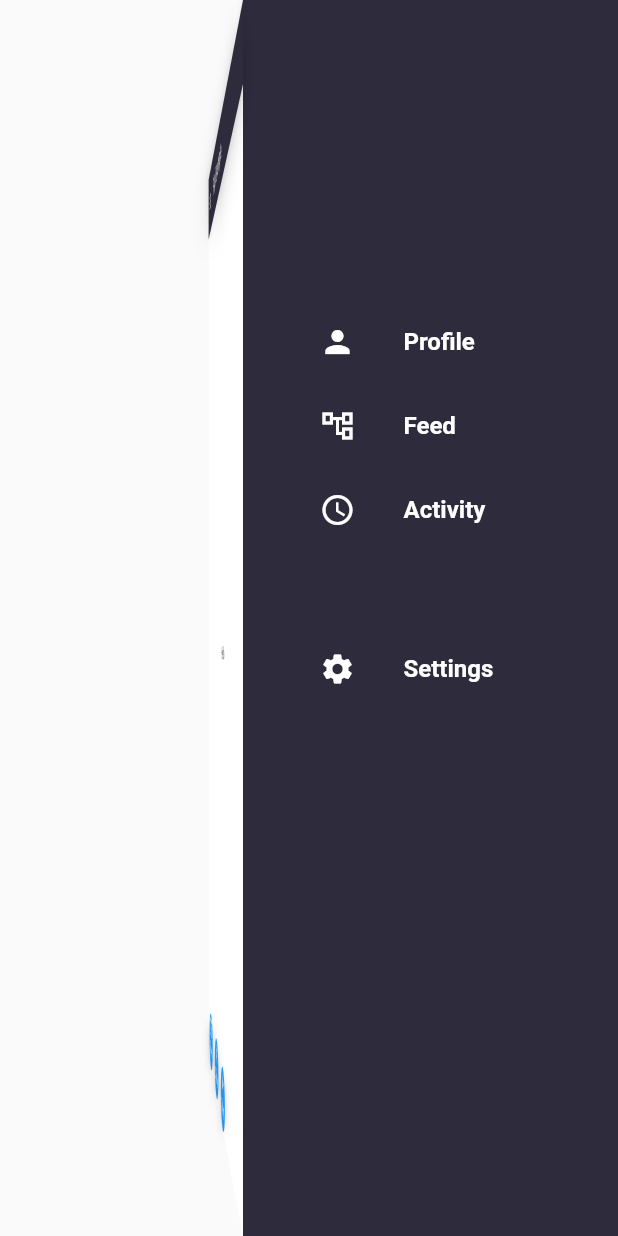
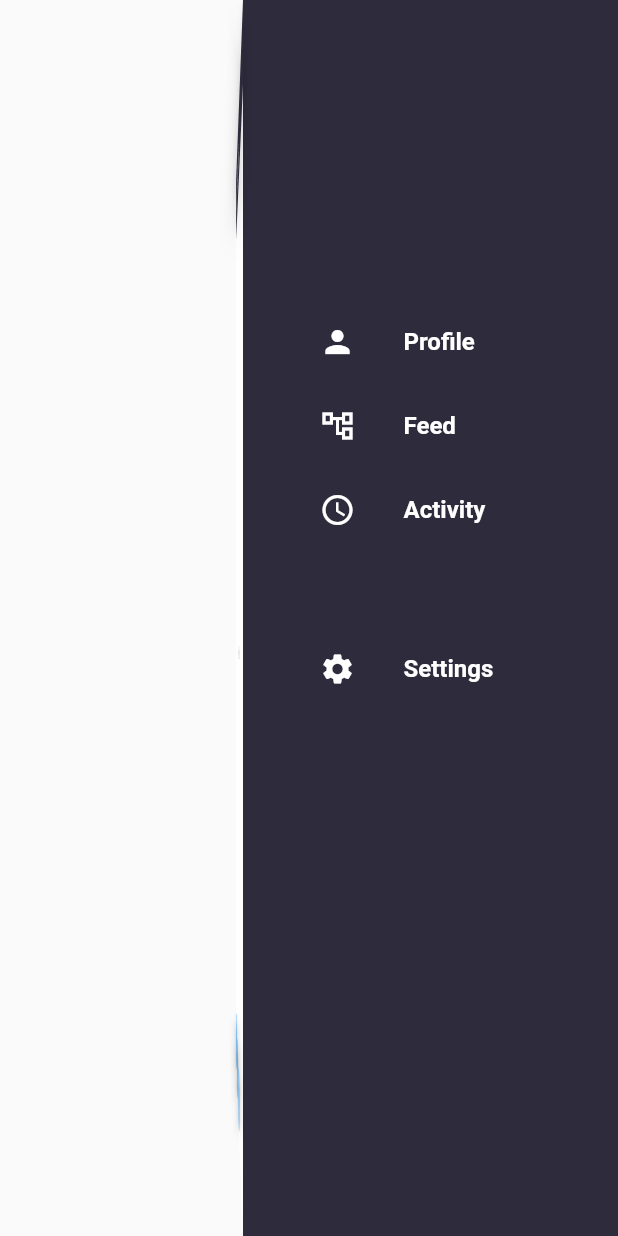
Before and after one commit to TKMonkey/tale_drawer, a Flutter app: the FlipExamplePage screen opened directly, on a phone screen of 412 x 824 dp. Run offline on Flutter 3.47's test engine with Material 2 defaults, Android fonts, the phone set to English and light mode, and no system bars.

```diff
--- a/example/tale_drawer_example/lib/flip_example_page.dart
+++ b/example/tale_drawer_example/lib/flip_example_page.dart
@@ -43,7 +43,7 @@ class FlipExamplePage extends StatelessWidget {
         child: const ContentWidget(),
       ),
       controller: controller,
-      type: DrawerAnimation.TRANSLATE,
+      type: DrawerAnimation.STATIC,
       drawerState: DrawerState.OPEN,
       sideState: SideState.RIGHT,
       listener: DrawerListener(
--- a/example/tale_drawer_example/lib/main.dart
+++ b/example/tale_drawer_example/lib/main.dart
@@ -12,7 +12,7 @@ class MyApp extends StatelessWidget {
     return MaterialApp(
       debugShowCheckedModeBanner: false,
       title: 'Material App',
-      home: ZoomExamplePage(),
+      home: FlipExamplePage(),
     );
   }
 }
--- a/lib/src/widgets/flip/flip_drawer.dart
+++ b/lib/src/widgets/flip/flip_drawer.dart
@@ -19,7 +19,7 @@ class FlipDrawer extends StatefulWidget {
     this.sideState = SideState.LEFT,
     this.drawerState = DrawerState.CLOSED,
     this.drawerWidth = 250.0,
-    this.flipMaxValue = 0.95,
+    this.flipMaxValue = 0.99,
     this.toggleToClose = true,
     this.type = DrawerAnimation.FLIP,
     this.listener,
--- a/lib/src/widgets/guillotine/guillotine_settings.dart
+++ b/lib/src/widgets/guillotine/guillotine_settings.dart
@@ -3,7 +3,7 @@ import 'package:tale_drawer/tale_drawer.dart';
 
 class GuillotineSettings {
   const GuillotineSettings({
-    this.duration = const Duration(milliseconds: 700),
+    this.duration = const Duration(milliseconds: 1000),
     this.iconCurve = Curves.linear,
     this.guillotineCurveIn = Curves.bounceIn,
     this.guillotineCurveOut = Curves.bounceOut,
```
Also changed, not shown: lib/src/widgets/guillotine/guillotine_drawer.dart (+8 -4 lines).
